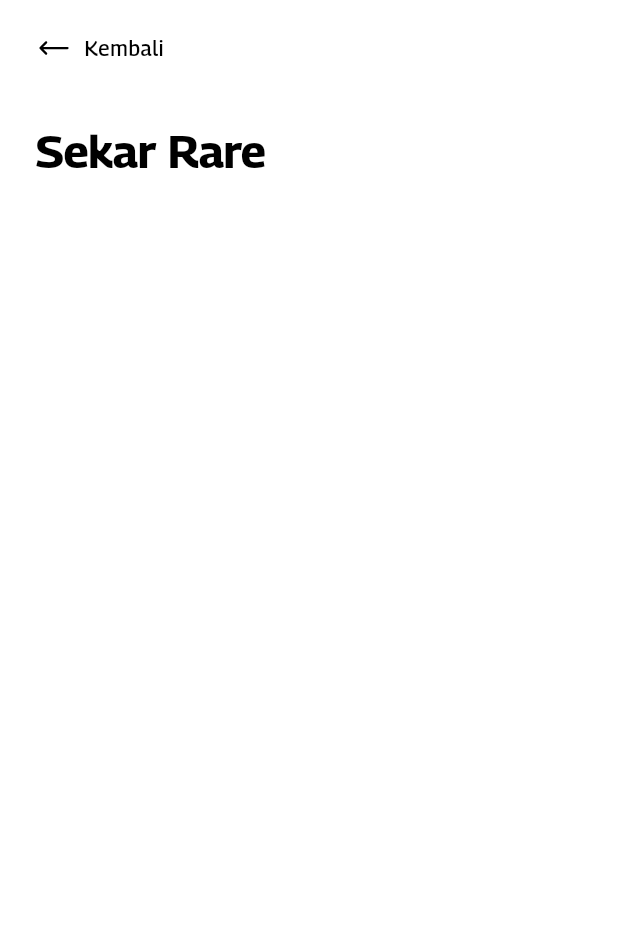
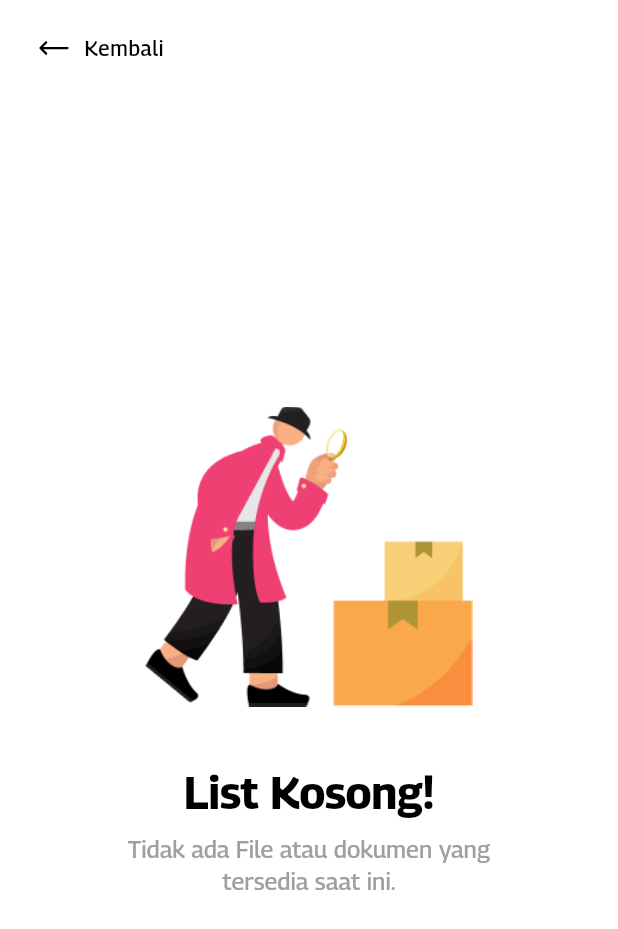
Before and after one commit to rahdeva/new-1, a Flutter app: the SekarRarePage screen opened by its route, on a phone screen of 412 x 824 dp. Shown: the top 929 px of the screen. Run offline on Flutter 3.47's test engine with Material 3 defaults, Android fonts, the phone set to English and light mode, and no system bars; our stand-ins replace audioplayers, cached_network_image, dio, flutter_form_builder, flutter_secure_storage, flutter_widget_from_html and 9 more; accounts and stored records are empty; network calls fail; project files that could hold a hidden picture were left out.

Commit message:
feat: sekar rare shimmer and empty

```diff
--- a/lib/feature/info_detail/info_detail_page.dart
+++ b/lib/feature/info_detail/info_detail_page.dart
@@ -1,6 +1,5 @@
 import 'package:cached_network_image/cached_network_image.dart';
 import 'package:flutter/material.dart';
-import 'package:flutter/widgets.dart';
 import 'package:flutter_widget_from_html/flutter_widget_from_html.dart';
 import 'package:get/get.dart';
 import 'package:tembang_bali/data/remote/endpoint.dart';
--- a/lib/feature/sekar/sekar_rare/sekar_rare_controller.dart
+++ b/lib/feature/sekar/sekar_rare/sekar_rare_controller.dart
@@ -4,6 +4,7 @@ import 'package:tembang_bali/model/sekar_rare.dart';
 import 'package:pocketbase/pocketbase.dart';
 
 class SekarRareController extends GetxController {
+  bool isLoading = false;
   final pb = PocketBase(Environments.POCKETBASE_DEV);
 
   List<SekarRare> dataListSekarRare = [];
@@ -15,7 +16,7 @@ class SekarRareController extends GetxController {
   }
 
   void getSekarRare() async {
-    // SekarRareResponse? sekarRareResponse;
+    isLoading = true;
     SekarRareResponse? sekarRareResponse;
 
     try {
@@ -27,10 +28,10 @@ class SekarRareController extends GetxController {
       Map<String, dynamic> jsonResult = resultList.toJson();
       sekarRareResponse = SekarRareResponse.fromJson(jsonResult);
       dataListSekarRare = sekarRareResponse.items ?? [];
-      // print(dataListSekarRare.first.toString());
     } on Exception catch (error) {
       print(error.toString());
     }
+    isLoading = false;
     update();
   }
 
--- a/lib/feature/sekar/sekar_rare/sekar_rare_page.dart
+++ b/lib/feature/sekar/sekar_rare/sekar_rare_page.dart
@@ -3,6 +3,8 @@ import 'package:get/get.dart';
 import 'package:tembang_bali/feature/sekar/sekar_rare/sekar_rare_controller.dart';
 import 'package:tembang_bali/feature/sekar/sekar_rare/widgets/sekar_rare_list_builder.dart';
 import 'package:tembang_bali/utills/widget/button/back_button.dart';
+import 'package:tembang_bali/utills/widget/empty_list_widget.dart';
+import 'package:tembang_bali/utills/widget/shimmer/shimmer_widget.dart';
 import '/resources/resources.dart';
 
 class SekarRarePage extends StatelessWidget {
@@ -20,6 +22,24 @@ class SekarRarePage extends StatelessWidget {
               children: <Widget>[
                 const SizedBox(height: 20),
                 const BackButtonWidget(),
+                Expanded(
+                  child: Stack(
+                    children: [
+                      (controller.isLoading)
+                        ? Column(
+                            children: [
+                              const SizedBox(height: 40),
+                              Container(
+                                  margin: const EdgeInsets.symmetric(horizontal: 24),
+                                  child: ShimmerWidget.simpleShimmer()
+                                ),
+                            ],
+                          )
+                        : (controller.dataListSekarRare.isEmpty)
+                          ? const EmptyListWidget()
+                          : Column(
+                            crossAxisAlignment: CrossAxisAlignment.start,
+                            children: [
                               const SizedBox(height: 40),
                               Container(
                                 margin: const EdgeInsets.symmetric(horizontal: 24),
@@ -37,6 +57,11 @@ class SekarRarePage extends StatelessWidget {
                                 controller: controller
                               ),
                             ],
+                          ),
+                    ],
+                  ),
+                ),
+              ],
             );
           },
         ),
--- a/lib/resources/assets.gen.dart
+++ b/lib/resources/assets.gen.dart
@@ -25,6 +25,10 @@ class $LibResourcesGen {
 
 class $LibResourcesImagesGen {
   const $LibResourcesImagesGen();
+
+  /// File path: lib/resources/images/ill_empty.png
+  AssetGenImage get illEmpty =>
+      const AssetGenImage('lib/resources/images/ill_empty.png');
 
   /// File path: lib/resources/images/ill_sekar_agung.png
   AssetGenImage get illSekarAgung =>
@@ -72,6 +76,7 @@ class $LibResourcesImagesGen {
 
   /// List of all assets
   List<AssetGenImage> get values => [
+        illEmpty,
         illSekarAgung,
         illSekarAlit,
         illSekarMadia,
--- /dev/null
+++ b/lib/utills/widget/empty_list_widget.dart
@@ -0,0 +1,43 @@
+import 'package:flutter/material.dart';
+import 'package:tembang_bali/resources/resources.dart';
+
+class EmptyListWidget extends StatelessWidget {
+  const EmptyListWidget({
+    super.key,
+  });
+
+  @override
+  Widget build(BuildContext context) {
+    return Center(
+        child: Container(
+          margin: const EdgeInsets.symmetric(horizontal: 60),
+          child: Column(
+            mainAxisAlignment: MainAxisAlignment.center,
+            children: [
+              AppImages.illEmpty.image(
+                height: 200
+              ),
+              const SizedBox(height: 40),
+              Text(
+                "List Kosong!",
+                style: Theme.of(context).textTheme.displayLarge!.copyWith(
+                  fontSize: 30,
+                  color: AppColors.black,
+                  fontWeight: FontWeight.w700
+                ),
+              ),
+              const SizedBox(height: 10),
+              Text(
+                "Tidak ada File atau dokumen yang tersedia saat ini.",
+                style: Theme.of(context).textTheme.headlineSmall!.copyWith(
+                  color: AppColors.grey,
+                  fontWeight: FontWeight.w500
+                ),
+                textAlign: TextAlign.center,
+              ),
+            ],
+          ),
+        ),
+      );
+  }
+}
```
Also changed, not shown: lib/utills/widget/shimmer/shimmer_widget.dart (added, +362 -0 lines), lib/resources/images/ill_empty.png (added). Lines whose indentation alone changed are shown as unchanged.
